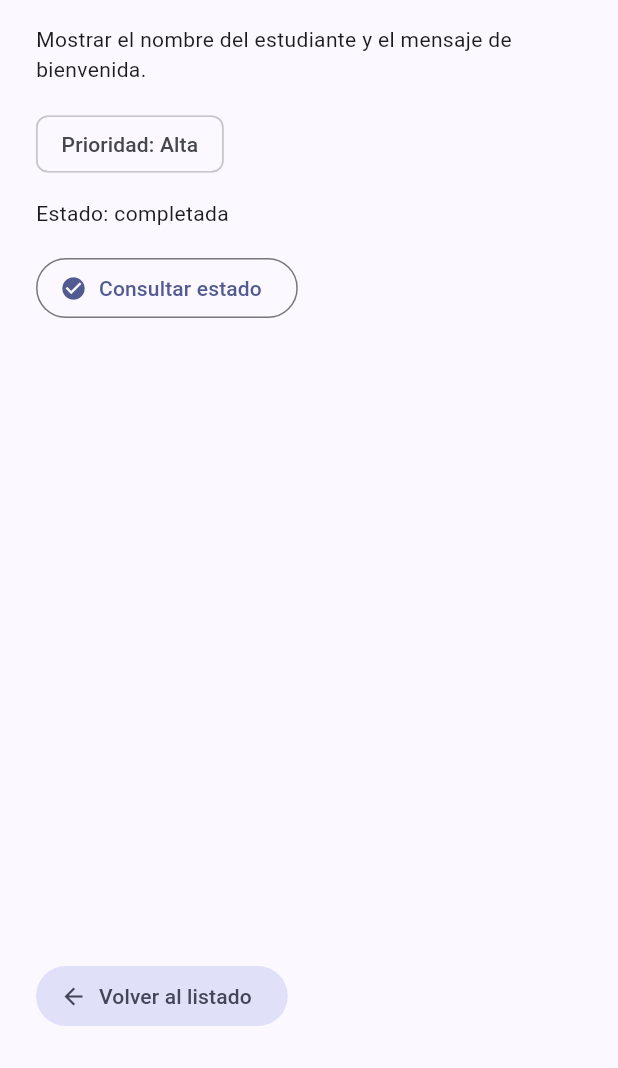
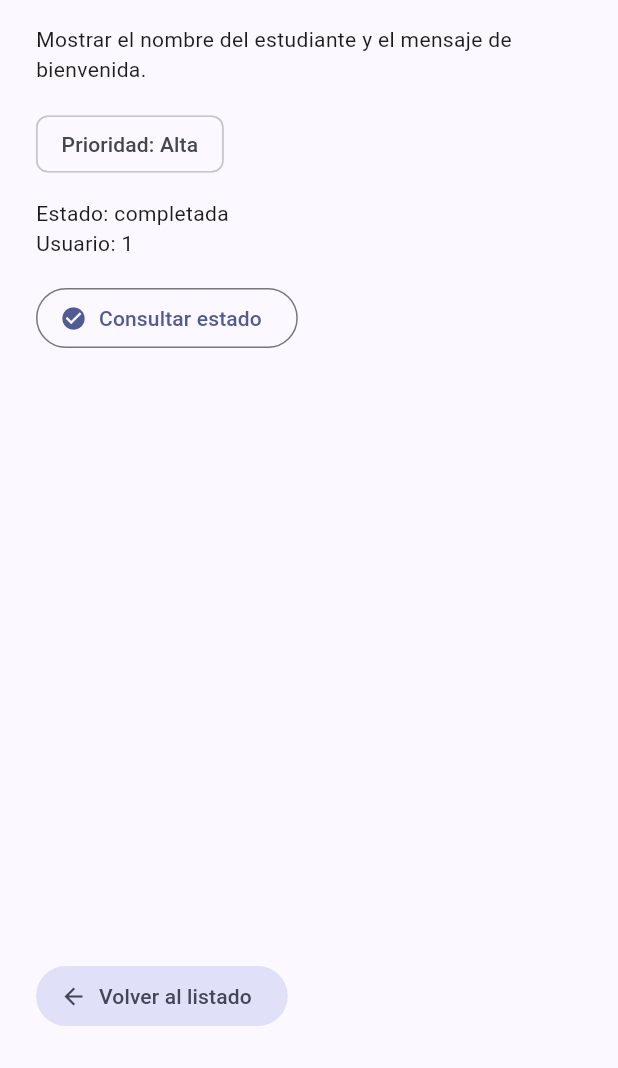
Before and after one commit to hxctxrfdxz/flutter-hector, a Flutter app: the screen it shows after launch, after a tap on "Crear la bienvenida de TaskFlow", on a phone screen of 412 x 824 dp, the part 168-1236 px from its top. Run offline on Flutter 3.47's test engine with Material 3 defaults, Android fonts, the phone set to English and light mode, and no system bars; our stand-ins replace go_router.

Commit message:
docs: definir alcance y modelo de TaskFlow

```diff
--- a/lib/main.dart
+++ b/lib/main.dart
@@ -1,5 +1,7 @@
 import 'package:flutter/material.dart';
 import 'package:go_router/go_router.dart';
+
+import 'task.dart';
 
 void main() {
   GoRouter.optionURLReflectsImperativeAPIs = true;
@@ -23,29 +25,14 @@ class TaskFlowApp extends StatelessWidget {
   }
 }
 
-class Task {
-  const Task({
-    required this.id,
-    required this.title,
-    required this.description,
-    required this.priority,
-    required this.isCompleted,
-  });
-
-  final int id;
-  final String title;
-  final String description;
-  final String priority;
-  final bool isCompleted;
-}
-
-const demoTasks = [
+const demoTasks = <Task>[
   Task(
     id: 1,
     title: 'Crear la bienvenida de TaskFlow',
     description: 'Mostrar el nombre del estudiante y el mensaje de bienvenida.',
     priority: 'Alta',
     isCompleted: true,
+    userId: 1,
   ),
   Task(
     id: 2,
@@ -54,13 +41,15 @@ const demoTasks = [
         'Agregar y completar tareas con setState y un objetivo diario.',
     priority: 'Alta',
     isCompleted: true,
+    userId: 1,
   ),
   Task(
     id: 3,
     title: 'Construir el listado local',
     description: 'Representar cinco tareas con ListView.builder y TaskCard.',
     priority: 'Alta',
-    isCompleted: false,
+    isCompleted: true,
+    userId: 1,
   ),
   Task(
     id: 4,
@@ -69,15 +58,24 @@ const demoTasks = [
         'Revisar la prioridad, el estado y el desplazamiento de la lista.',
     priority: 'Media',
     isCompleted: false,
+    userId: 1,
   ),
   Task(
     id: 5,
-    title: 'Guardar la evidencia de la sesión 3',
-    description: 'Capturar el listado y una tarea completada para la entrega.',
+    title: 'Guardar la evidencia de la sesión 5',
+    description: 'Capturar el listado y el detalle con el usuario de prueba.',
     priority: 'Baja',
     isCompleted: false,
+    userId: 1,
   ),
 ];
+
+Task? findTask(int? id) {
+  for (final task in demoTasks) {
+    if (task.id == id) return task;
+  }
+  return null;
+}
 
 final appRouter = GoRouter(
   routes: [
@@ -85,8 +83,8 @@ final appRouter = GoRouter(
     GoRoute(
       path: '/task/:id',
       builder: (context, state) {
-        final taskId = int.parse(state.pathParameters['id']!);
-        return TaskDetailScreen(taskId: taskId);
+        final taskId = int.tryParse(state.pathParameters['id'] ?? '');
+        return TaskDetailScreen(task: findTask(taskId));
       },
     ),
   ],
@@ -138,13 +136,13 @@ class TaskListScreen extends StatelessWidget {
 }
 
 class TaskDetailScreen extends StatelessWidget {
-  const TaskDetailScreen({super.key, required this.taskId});
+  const TaskDetailScreen({super.key, required this.task});
 
-  final int taskId;
+  final Task? task;
 
   @override
   Widget build(BuildContext context) {
-    final task = demoTasks.firstWhere((item) => item.id == taskId);
+    final task = this.task;
 
     return Scaffold(
       appBar: AppBar(title: const Text('Detalle de tarea')),
@@ -153,13 +151,22 @@ class TaskDetailScreen extends StatelessWidget {
         child: Column(
           crossAxisAlignment: CrossAxisAlignment.start,
           children: [
-            Text(task.title, style: Theme.of(context).textTheme.headlineSmall),
+            if (task == null)
+              const Text('No se encontró esta tarea.')
+            else ...[
+              Text(
+                task.title,
+                style: Theme.of(context).textTheme.headlineSmall,
+              ),
               const SizedBox(height: 16),
               Text(task.description),
               const SizedBox(height: 16),
               Chip(label: Text('Prioridad: ${task.priority}')),
               const SizedBox(height: 12),
-            Text(task.isCompleted ? 'Estado: completada' : 'Estado: pendiente'),
+              Text(
+                task.isCompleted ? 'Estado: completada' : 'Estado: pendiente',
+              ),
+              Text('Usuario: ${task.userId}'),
               const SizedBox(height: 16),
               OutlinedButton.icon(
                 onPressed: () {
@@ -178,6 +185,7 @@ class TaskDetailScreen extends StatelessWidget {
                 ),
                 label: const Text('Consultar estado'),
               ),
+            ],
             const Spacer(),
             FilledButton.tonalIcon(
               onPressed: () {
--- /dev/null
+++ b/lib/task.dart
@@ -0,0 +1,28 @@
+class Task {
+  const Task({
+    required this.id,
+    required this.title,
+    required this.description,
+    required this.priority,
+    required this.isCompleted,
+    required this.userId,
+  });
+
+  final int id;
+  final String title;
+  final String description;
+  final String priority;
+  final bool isCompleted;
+  final int userId;
+
+  factory Task.fromJson(Map<String, dynamic> json) {
+    return Task(
+      id: json['id'] as int,
+      title: json['title'] as String,
+      description: json['description'] as String,
+      priority: json['priority'] as String,
+      isCompleted: json['isCompleted'] as bool,
+      userId: json['userId'] as int,
+    );
+  }
+}
```
Also changed, not shown: 2 other files. Lines whose indentation alone changed are shown as unchanged.
